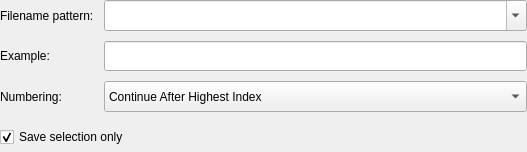
Above: plugins/saveblocks/SaveBlocksWidgetBase.ui from KDE/kwave before the change. Below: the same form after it.
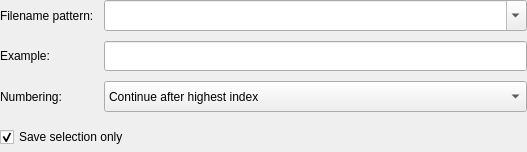
That is the form after the change.

```diff
--- a/plugins/saveblocks/SaveBlocksWidgetBase.ui
+++ b/plugins/saveblocks/SaveBlocksWidgetBase.ui
@@ -74,7 +74,7 @@
      </property>
      <item>
       <property name="text">
-       <string>Continue After Highest Index</string>
+       <string>Continue after highest index</string>
       </property>
      </item>
      <item>
```
Left out of the diff: 2 changed lines with no effect on the pictures.
